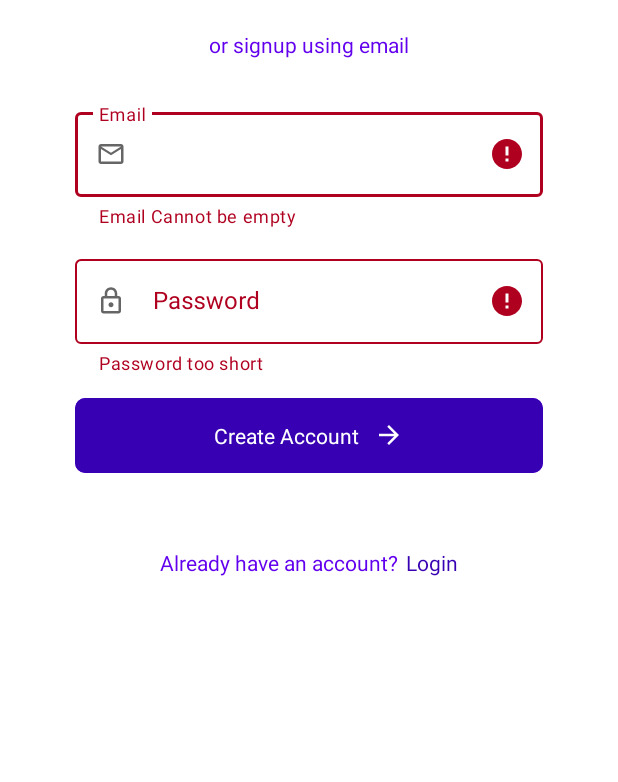
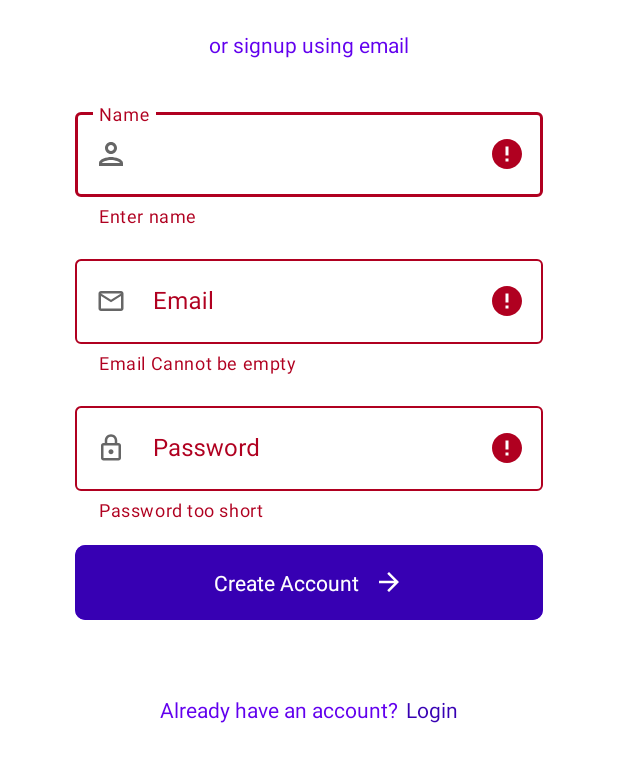
Before and after one commit to Abu-muhab/rave_chat, an Android app: the screen it shows after launch (MainActivity), after a tap on "Create Account", on a phone screen of 412 x 824 dp, the part 438-1220 px from its top. Run offline under Robolectric (Android 15) with nearby library versions, the phone set to English and light mode, and no system bars; our stand-ins replace Room's generated code, data binding; libraries missing offline, so code that uses them is left out: com.snapchat.kit; 2 statements that could not run were skipped.

```diff
--- a/app/src/main/java/com/abumuhab/chat/fragments/LoginFragment.kt
+++ b/app/src/main/java/com/abumuhab/chat/fragments/LoginFragment.kt
@@ -168,7 +168,7 @@ class LoginFragment : Fragment() {
     }
 
     private fun login(email: String, password: String) {
-        val payload = AuthPayload(email, password)
+        val payload = AuthPayload(email, password,"")
         val moshi: Moshi = Moshi.Builder().add(KotlinJsonAdapterFactory()).build()
         val jsonAdapter: JsonAdapter<AuthPayload> = moshi.adapter(AuthPayload::class.java)
         AuthApi.retrofitService.login(jsonAdapter.toJson(payload)).enqueue(
--- a/app/src/main/java/com/abumuhab/chat/fragments/SignupFragment.kt
+++ b/app/src/main/java/com/abumuhab/chat/fragments/SignupFragment.kt
@@ -51,7 +51,7 @@ class SignupFragment : Fragment() {
                 val variables = mapOf<String, Any>()
                 viewModel.setShowSnapchatSpinner(true)
                 lifecycleScope.launch {
-                    try{
+                    try {
                         SnapLogin.fetchUserData(
                             requireContext(),
                             query,
@@ -74,8 +74,8 @@ class SignupFragment : Fragment() {
                                     viewModel.setShowSnapchatSpinner(false)
                                 }
                             })
-                    }catch (exception:Exception){
-                        Log.e("MSG",exception.message.toString())
+                    } catch (exception: Exception) {
+                        Log.e("MSG", exception.message.toString())
                     }
                 }
             }
@@ -120,7 +120,8 @@ class SignupFragment : Fragment() {
                 lifecycleScope.launch {
                     signup(
                         binding.emailField.text.toString().trim(),
-                        binding.passwordField.text.toString()
+                        binding.passwordField.text.toString(),
+                        binding.nameField.text.toString().trim()
                     )
                 }
             }
@@ -156,6 +157,13 @@ class SignupFragment : Fragment() {
             removeEditTextError(binding.emailFieldLayout)
         }
 
+        if (binding.nameField.text!!.isEmpty()) {
+            showEditTextError(binding.nameFieldLayout, "Enter name")
+            formIsValid = false
+        } else {
+            removeEditTextError(binding.nameFieldLayout)
+        }
+
         if (binding.passwordField.text!!.length < 6) {
             showEditTextError(binding.passwordFieldLayout, "Password too short")
             formIsValid = false
@@ -166,8 +174,8 @@ class SignupFragment : Fragment() {
         return formIsValid
     }
 
-    private fun signup(email: String, password: String) {
-        val payload = AuthPayload(email, password)
+    private fun signup(email: String, password: String, name: String) {
+        val payload = AuthPayload(email, password, name)
         val moshi: Moshi = Moshi.Builder().add(KotlinJsonAdapterFactory()).build()
         val jsonAdapter: JsonAdapter<AuthPayload> = moshi.adapter(AuthPayload::class.java)
         AuthApi.retrofitService.signup(jsonAdapter.toJson(payload)).enqueue(
@@ -198,14 +206,14 @@ class SignupFragment : Fragment() {
     }
 
     private fun snapSignup(snapId: String, avatarUrl: String, displayName: String) {
-        Log.i("HERE","GOT HERE")
+        Log.i("HERE", "GOT HERE")
         val payload = SnapAuthPayload(snapId, avatarUrl, displayName)
         val moshi: Moshi = Moshi.Builder().add(KotlinJsonAdapterFactory()).build()
         val jsonAdapter: JsonAdapter<SnapAuthPayload> = moshi.adapter(SnapAuthPayload::class.java)
         AuthApi.retrofitService.snapAuth(jsonAdapter.toJson(payload)).enqueue(
             object : Callback<String> {
                 override fun onResponse(call: Call<String>, response: Response<String>) {
-                    Log.i("HERE",response.body().toString())
+                    Log.i("HERE", response.body().toString())
                     if (response.code() == 200) {
                         val jsonAdapter: JsonAdapter<AuthSuccessResponse> =
                             moshi.adapter(AuthSuccessResponse::class.java)
@@ -223,7 +231,7 @@ class SignupFragment : Fragment() {
                 }
 
                 override fun onFailure(call: Call<String>, t: Throwable) {
-                    Log.i("HERE",t.message.toString())
+                    Log.i("HERE", t.message.toString())
                     viewModel.setShowSnapchatSpinner(false)
                 }
 
--- a/app/src/main/java/com/abumuhab/chat/network/AuthApiService.kt
+++ b/app/src/main/java/com/abumuhab/chat/network/AuthApiService.kt
@@ -16,7 +16,7 @@ const val BASE_URL_TEST = "http://192.168.43.91:4000/"
 private val retrofit: Retrofit = Retrofit.Builder()
 //    .addConverterFactory(MoshiConverterFactory.create(moshi))
     .addConverterFactory(ScalarsConverterFactory.create())
-    .baseUrl(BASE_URL_TEST)
+    .baseUrl(BASE_URL)
     .build()
 
 interface AuthApiService {
@@ -52,6 +52,6 @@ class AuthErrorResponse(
     val message: String
 )
 
-class AuthPayload(val email: String, val password: String)
+class AuthPayload(val email: String, val password: String,val name:String)
 
 class SnapAuthPayload(val snapId:String,val avatarUrl: String, val displayName: String)
--- a/app/src/main/java/com/abumuhab/chat/network/ChatSocketIO.kt
+++ b/app/src/main/java/com/abumuhab/chat/network/ChatSocketIO.kt
@@ -36,7 +36,7 @@ class ChatSocketIO {
                         "fcmToken" to fcmToken
                     )
                 ).build()
-                socket = IO.socket(URI.create(BASE_URL_TEST + "chat"), options)
+                socket = IO.socket(URI.create(BASE_URL + "chat"), options)
 
                 socket!!.on("message") {
                     val messageWorkRequest = OneTimeWorkRequest.Builder(MessageWorker::class.java)
--- /dev/null
+++ b/app/src/main/res/drawable/ic_outline_person_24.xml
@@ -0,0 +1,5 @@
+<vector android:height="24dp" android:tint="#928F8F"
+    android:viewportHeight="24" android:viewportWidth="24"
+    android:width="24dp" xmlns:android="http://schemas.android.com/apk/res/android">
+    <path android:fillColor="@android:color/white" android:pathData="M12,6c1.1,0 2,0.9 2,2s-0.9,2 -2,2 -2,-0.9 -2,-2 0.9,-2 2,-2m0,10c2.7,0 5.8,1.29 6,2L6,18c0.23,-0.72 3.31,-2 6,-2m0,-12C9.79,4 8,5.79 8,8s1.79,4 4,4 4,-1.79 4,-4 -1.79,-4 -4,-4zM12,14c-2.67,0 -8,1.34 -8,4v2h16v-2c0,-2.66 -5.33,-4 -8,-4z"/>
+</vector>
--- a/app/src/main/res/layout/fragment_signup.xml
+++ b/app/src/main/res/layout/fragment_signup.xml
@@ -115,13 +115,28 @@
                     android:layout_gravity="center"
                     android:text="or signup using email"
                     android:textColor="@color/primary_light" />
+                <com.google.android.material.textfield.TextInputLayout
+                    android:id="@+id/nameFieldLayout"
+                    style="@style/Widget.MaterialComponents.TextInputLayout.OutlinedBox"
+                    android:layout_width="match_parent"
+                    android:layout_height="wrap_content"
+                    android:layout_marginTop="30dp"
+                    android:layout_marginBottom="15dp"
+                    app:startIconDrawable="@drawable/ic_outline_person_24">
+
+                    <com.google.android.material.textfield.TextInputEditText
+                        android:id="@+id/nameField"
+                        android:layout_width="match_parent"
+                        android:layout_height="wrap_content"
+                        android:maxLines="1"
+                        android:hint="Name" />
+                </com.google.android.material.textfield.TextInputLayout>
 
                 <com.google.android.material.textfield.TextInputLayout
                     android:id="@+id/emailFieldLayout"
                     style="@style/Widget.MaterialComponents.TextInputLayout.OutlinedBox"
                     android:layout_width="match_parent"
                     android:layout_height="wrap_content"
-                    android:layout_marginTop="30dp"
                     android:layout_marginBottom="15dp"
                     app:startIconDrawable="@drawable/ic_outline_email_24">
 
@@ -129,6 +144,7 @@
                         android:id="@+id/emailField"
                         android:layout_width="match_parent"
                         android:layout_height="wrap_content"
+                        android:maxLines="1"
                         android:hint="Email" />
                 </com.google.android.material.textfield.TextInputLayout>
 
@@ -146,6 +162,7 @@
                         android:layout_width="match_parent"
                         android:layout_height="wrap_content"
                         android:hint="Password"
+                        android:maxLines="1"
                         android:inputType="textPassword" />
                 </com.google.android.material.textfield.TextInputLayout>
 
```
Also changed, not shown: app/src/main/res/layout/chat_preview.xml (+34 -7 lines).
